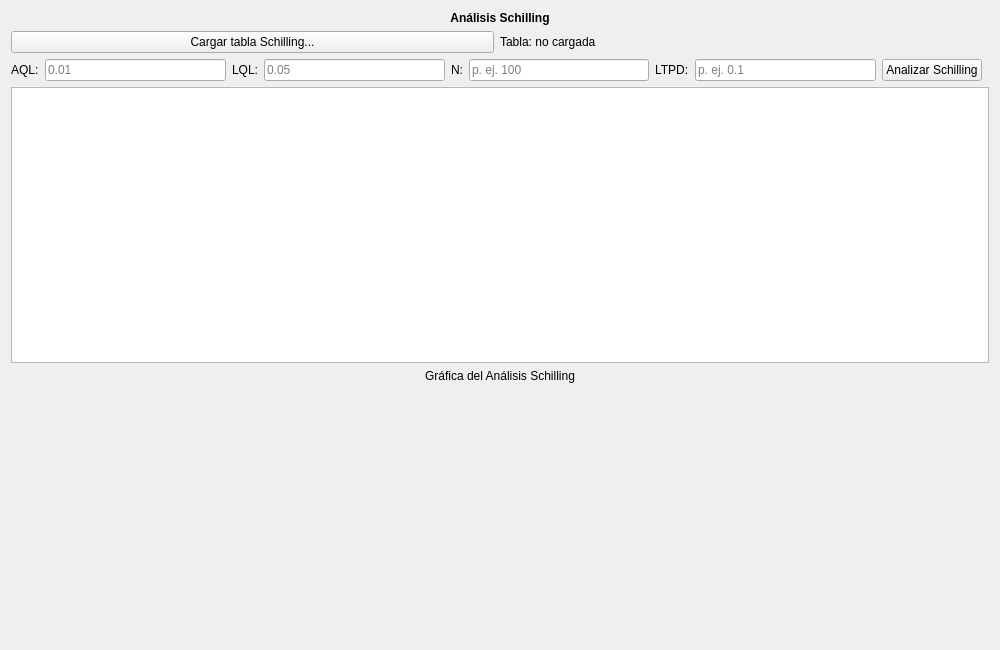
This is ui/SchillingView.ui in Re-gi624/control as Qt 5 draws it before an edit. The edited form follows.
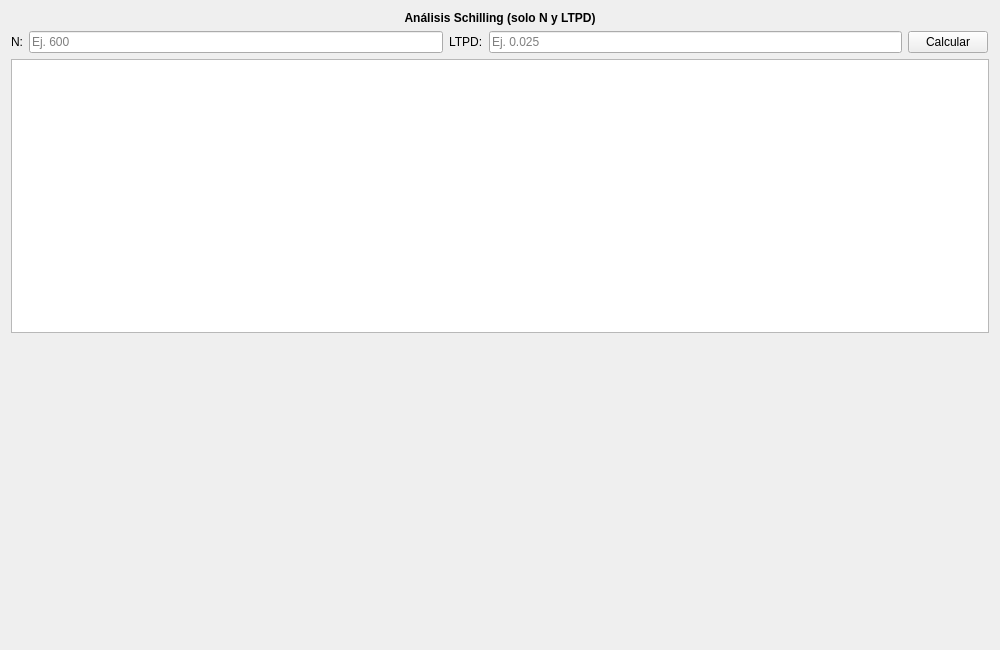
This is the edited form.

```diff
--- a/ui/SchillingView.ui
+++ b/ui/SchillingView.ui
@@ -20,88 +20,17 @@
    <item>
     <widget class="QLabel" name="lblTitleSchilling">
      <property name="text">
-      <string>&lt;b&gt;Análisis Schilling&lt;/b&gt;</string>
+      <string>&lt;b&gt;Análisis Schilling (solo N y LTPD)&lt;/b&gt;</string>
      </property>
      <property name="alignment">
-      <set>Qt::AlignHCenter|Qt::AlignVCenter</set>
-     </property>
-     <property name="margin">
-      <number>5</number>
+      <set>Qt::AlignHCenter</set>
      </property>
     </widget>
    </item>
 
    <!-- FILA: CARGAR TABLA SCHILLING -->
    <item>
-    <layout class="QHBoxLayout" name="hl_table">
-     <item>
-      <widget class="QPushButton" name="btnLoadSchillingTable">
-       <property name="text">
-        <string>Cargar tabla Schilling...</string>
-       </property>
-       <property name="minimumWidth">
-        <number>180</number>
-       </property>
-      </widget>
-     </item>
-     <item>
-      <widget class="QLabel" name="lblSchillingTable">
-       <property name="text">
-        <string>Tabla: no cargada</string>
-       </property>
-      </widget>
-     </item>
-     <item>
-      <spacer name="spacer_table">
-       <property name="orientation">
-        <enum>Qt::Horizontal</enum>
-       </property>
-      </spacer>
-     </item>
-    </layout>
-   </item>
-
-   <!-- FILA: PARÁMETROS AQL / LQL / N / LTPD -->
-   <item>
-    <layout class="QHBoxLayout" name="hl_params">
-
-     <!-- AQL -->
-     <item>
-      <widget class="QLabel" name="lblAQL">
-       <property name="text">
-        <string>AQL:</string>
-       </property>
-      </widget>
-     </item>
-     <item>
-      <widget class="QLineEdit" name="edAQL">
-       <property name="placeholderText">
-        <string>0.01</string>
-       </property>
-       <property name="minimumWidth">
-        <number>80</number>
-       </property>
-      </widget>
-     </item>
-
-     <!-- LQL -->
-     <item>
-      <widget class="QLabel" name="lblLQL">
-       <property name="text">
-        <string>LQL:</string>
-       </property>
-      </widget>
-     </item>
-     <item>
-      <widget class="QLineEdit" name="edLQL">
-       <property name="placeholderText">
-        <string>0.05</string>
-       </property>
-       <property name="minimumWidth">
-        <number>80</number>
-       </property>
-      </widget>
-     </item>
+    <layout class="QHBoxLayout" name="hlParams">
 
      <!-- N -->
      <item>
@@ -114,7 +43,7 @@
      <item>
       <widget class="QLineEdit" name="edN">
        <property name="placeholderText">
-        <string>p. ej. 100</string>
+        <string>Ej. 600</string>
        </property>
        <property name="minimumWidth">
         <number>80</number>
@@ -133,7 +62,7 @@
      <item>
       <widget class="QLineEdit" name="edLTPD">
        <property name="placeholderText">
-        <string>p. ej. 0.1</string>
+        <string>Ej. 0.025</string>
        </property>
        <property name="minimumWidth">
         <number>80</number>
@@ -145,25 +74,19 @@
      <item>
       <widget class="QPushButton" name="btnRunSchilling">
        <property name="text">
-        <string>Analizar Schilling</string>
-       </property>
-       <property name="minimumWidth">
-        <number>160</number>
+        <string>Calcular</string>
        </property>
       </widget>
      </item>
 
      <item>
-      <spacer name="spacer_params">
-       <property name="orientation">
-        <enum>Qt::Horizontal</enum>
-       </property>
-      </spacer>
+      <spacer name="spacer"/>
      </item>
+
     </layout>
    </item>
 
-   <!-- TABLA DE RESULTADOS -->
+   <!-- TABLA RESULTADOS -->
    <item>
     <widget class="QTableWidget" name="tblSchilling">
      <property name="minimumHeight">
@@ -174,27 +97,11 @@
 
    <!-- GRÁFICA -->
    <item>
-    <layout class="QVBoxLayout" name="vl_plot_schilling">
-     <item>
-      <widget class="QLabel" name="lblPlotSch">
-       <property name="text">
-        <string>Gráfica del Análisis Schilling</string>
-       </property>
-       <property name="alignment">
-        <set>Qt::AlignHCenter</set>
-       </property>
-      </widget>
-     </item>
+    <layout class="QVBoxLayout" name="layoutPlot">
      <item>
       <widget class="QWidget" name="plotSchilling">
        <property name="minimumSize">
-        <size>
-         <width>400</width>
-         <height>250</height>
-        </size>
-       </property>
-       <property name="autoFillBackground">
-        <bool>true</bool>
+        <size><width>400</width><height>300</height></size>
        </property>
       </widget>
      </item>
```
Left out of the diff: 13 changed lines with no effect on the pictures.
